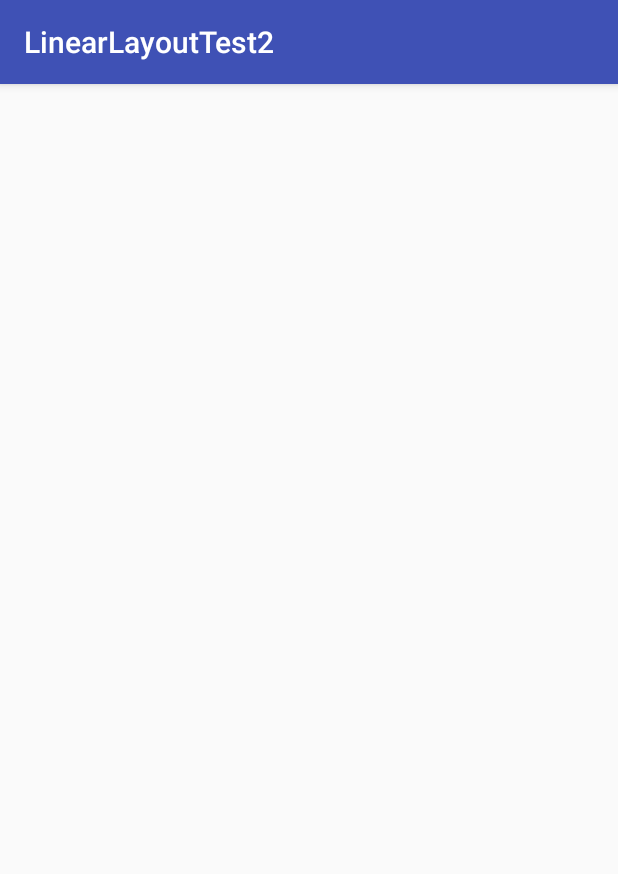
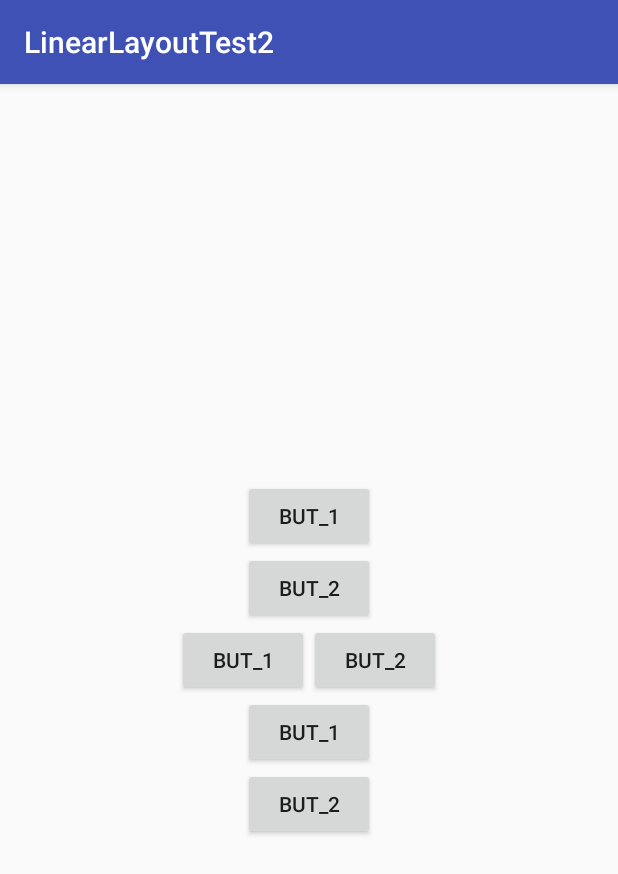
Before and after one commit to khjin001010/LinearLayoutTest2, an Android app: the screen it shows after launch (MainActivity), on a phone screen of 412 x 824 dp. Shown: the top 874 px of the screen. Run offline under Robolectric (Android 15) with nearby library versions, the phone set to English and light mode, and no system bars.

Commit message:
#2 layout gravity

```diff
--- a/app/src/main/res/layout/activity_main.xml
+++ b/app/src/main/res/layout/activity_main.xml
@@ -5,22 +5,59 @@
     android:layout_width="match_parent"
     android:layout_height="match_parent"
     tools:context="khjin001010.kr.hs.emirim.linearlayouttest2.MainActivity"
-    android:orientation="vertical">
+    android:orientation="vertical"
+    android:gravity="center">
 
     <LinearLayout
         android:layout_width="match_parent"
         android:layout_height="wrap_content"
-        android:orientation="vertical"></LinearLayout>
+        android:orientation="vertical"
+        android:gravity="center">
+
+        <Button
+            android:layout_width="wrap_content"
+            android:layout_height="wrap_content"
+            android:text="@string/but_1"/>
+        <Button
+            android:layout_width="wrap_content"
+            android:layout_height="wrap_content"
+            android:text="@string/but_2"/>
+
+    </LinearLayout>
 
     <LinearLayout
         android:layout_width="match_parent"
         android:layout_height="wrap_content"
-        android:orientation="horizontal"></LinearLayout>
+        android:orientation="horizontal"
+        android:gravity="center">
+
+        <Button
+            android:layout_width="wrap_content"
+            android:layout_height="wrap_content"
+            android:text="@string/but_1"/>
+        <Button
+            android:layout_width="wrap_content"
+            android:layout_height="wrap_content"
+            android:text="@string/but_2"/>
+
+    </LinearLayout>
 
     <LinearLayout
         android:layout_width="match_parent"
         android:layout_height="wrap_content"
-        android:orientation="vertical"></LinearLayout>
+        android:orientation="vertical"
+        android:gravity="center">
+
+        <Button
+            android:layout_width="wrap_content"
+            android:layout_height="wrap_content"
+            android:text="@string/but_1"/>
+        <Button
+            android:layout_width="wrap_content"
+            android:layout_height="wrap_content"
+            android:text="@string/but_2"/>
+
+    </LinearLayout>
 
 
 
--- a/app/src/main/res/values/strings.xml
+++ b/app/src/main/res/values/strings.xml
@@ -1,3 +1,5 @@
 <resources>
     <string name="app_name">LinearLayoutTest2</string>
+    <string name="but_1">But_1</string>
+    <string name="but_2">But_2</string>
 </resources>
```
